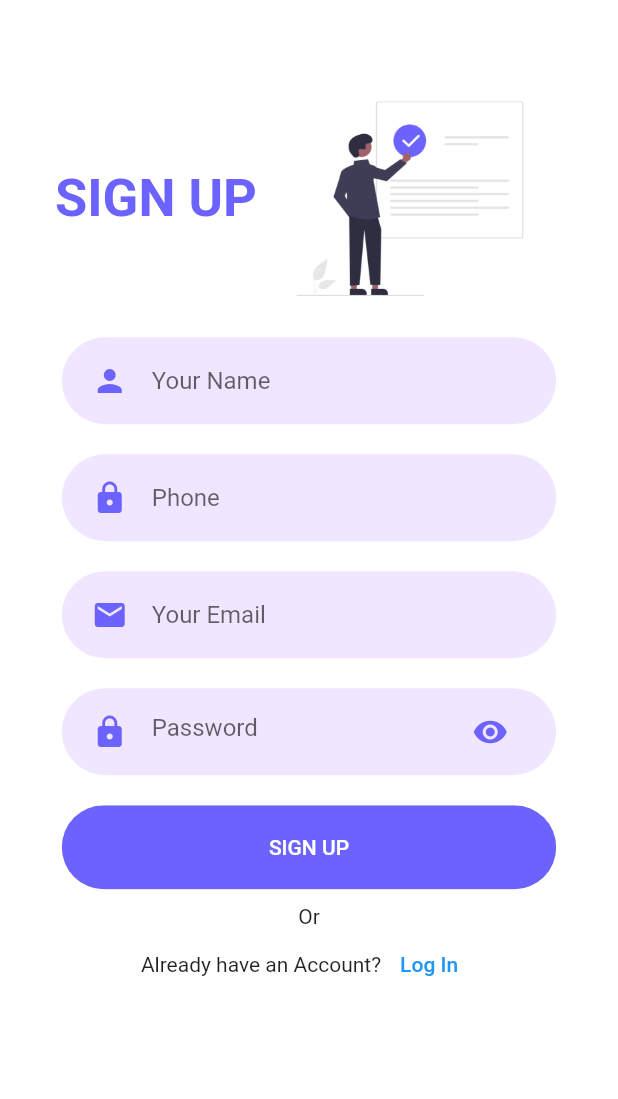
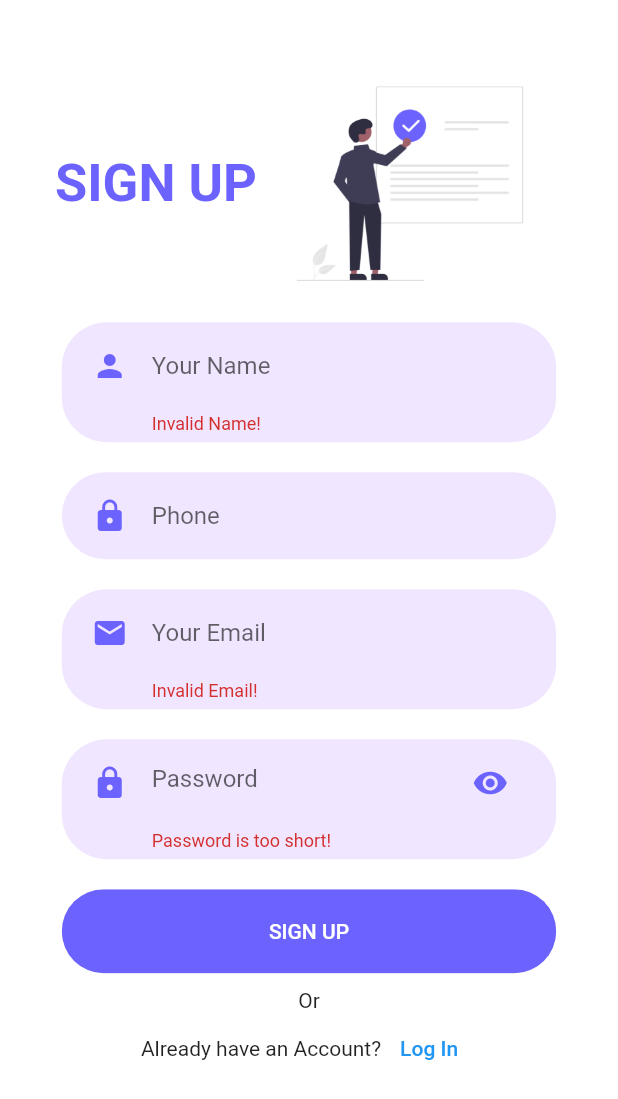
Before and after one commit to ZiadHosny/Shop_app, a Flutter app: the SignUpScreen screen opened by its route, after a tap on "SIGN UP", on a phone screen of 412 x 824 dp. Shown: the top 1099 px of the screen. Run offline on Flutter 3.47's test engine with Material 2 defaults, Android fonts, the phone set to English and light mode, and no system bars; our stand-ins replace firebase_auth, firebase_core, get; accounts and stored records are empty.

Commit message:
finishing login and reg

```diff
--- a/lib/constants/constants.dart
+++ b/lib/constants/constants.dart
@@ -7,6 +7,10 @@ const Color MAIN_COLOR = Color.fromRGBO(108, 99, 255, 1);
 const kPrimaryColor = Color(0xFF6F35A5);
 const kPrimaryLightColor = Color(0xFFF1E6FF);
 
+String validationEmail =
+    r"^[a-zA-Z0-9.a-zA-Z0-9.!#$%&'*+-/=?^_`{|}~]+@[a-zA-Z0-9]+\.[a-zA-Z]+";
+String validationPhone = r'^(?:[+0]9)?[0-9]{10}$';
+String validationName = r'^[a-z A-Z]+$';
+
 double maxHeight(context) => MediaQuery.of(context).size.height;
-
 double maxWidth(context) => MediaQuery.of(context).size.width;
--- a/lib/routes/routes.dart
+++ b/lib/routes/routes.dart
@@ -1,5 +1,6 @@
 import 'package:get/get.dart';
 import 'package:shop_app/logic/bindings/auth_binding.dart';
+import 'package:shop_app/view/screens/main_screen.dart';
 import '../view/screens/auth/forget_password_screen.dart';
 import '../view/screens/auth/login_screen.dart';
 import '../view/screens/auth/sign_up_screen.dart';
@@ -27,6 +28,10 @@ class AppRoute {
       name: Routes.forgetPasswordScreen,
       page: () => ForgetPasswordScreen(),
     ),
+    GetPage(
+      name: Routes.mainScreen,
+      page: () =>  MainScreen(),
+    ),
   ];
 }
 
--- a/lib/view/screens/auth/login_screen.dart
+++ b/lib/view/screens/auth/login_screen.dart
@@ -10,10 +10,12 @@ import 'package:shop_app/view/widgets/rounded_button.dart';
 
 class LoginScreen extends StatelessWidget {
   final authController = Get.find<AuthController>();
+  final formKey = GlobalKey<FormState>();
+  final TextEditingController email = TextEditingController();
+  final TextEditingController password = TextEditingController();
 
   @override
   Widget build(BuildContext context) {
-    final formKey = GlobalKey<FormState>();
     return Scaffold(
       backgroundColor: Colors.white,
       body: SafeArea(
@@ -47,16 +49,28 @@ class LoginScreen extends StatelessWidget {
                   key: formKey,
                   child: Column(
                     children: [
-                      MyTextField(
-                        onChanged: (value) {},
+                      MyTextFormField(
+                        validator: (value) {
+                          if (!RegExp(validationEmail).hasMatch(value!)) {
+                            return 'Invalid Email!';
+                          }
+                          return null;
+                        },
+                        controller: email,
                         icon: Icons.person,
                         hintText: 'Your Email',
                         keyboardType: TextInputType.emailAddress,
                       ),
                       GetBuilder<AuthController>(
                         builder: (_) {
-                          return MyTextField(
-                            onChanged: (value) {},
+                          return MyTextFormField(
+                            validator: (value) {
+                              if (value!.length < 6) {
+                                return 'Password is too short!';
+                              }
+                              return null;
+                            },
+                            controller: password,
                             icon: Icons.lock,
                             hintText: 'Password',
                             obscureText:
@@ -75,7 +89,20 @@ class LoginScreen extends StatelessWidget {
                           );
                         },
                       ),
-                      RoundedButton(text: 'LOGIN', press: () {}),
+                      GetBuilder<AuthController>(
+                        builder: (_) {
+                          return RoundedButton(
+                              text: 'LOGIN',
+                              press: () {
+                                if (formKey.currentState!.validate()) {
+                                  authController.signIn(
+                                    email.text.trim(),
+                                    password.text,
+                                  );
+                                }
+                              });
+                        },
+                      ),
                       Container(
                         alignment: Alignment.centerRight,
                         width: maxWidth(context) * 0.8,
--- a/lib/view/screens/auth/sign_up_screen.dart
+++ b/lib/view/screens/auth/sign_up_screen.dart
@@ -10,6 +10,12 @@ import 'package:shop_app/view/widgets/rounded_button.dart';
 
 class SignUpScreen extends StatelessWidget {
   final authController = Get.find<AuthController>();
+  final TextEditingController name = TextEditingController();
+  final TextEditingController phone = TextEditingController();
+  final TextEditingController email = TextEditingController();
+  final TextEditingController password = TextEditingController();
+
+  final formKey = GlobalKey<FormState>();
 
   @override
   Widget build(BuildContext context) {
@@ -17,12 +23,14 @@ class SignUpScreen extends StatelessWidget {
       backgroundColor: Colors.white,
       body: SafeArea(
         child: SingleChildScrollView(
-          child: Container(
+          child: SizedBox(
             width: double.infinity,
             height: maxHeight(context),
-            padding: const EdgeInsets.only(top: 50),
+            child: Form(
+              key: formKey,
               child: Column(
                 children: [
+                  SizedBox(height: 40),
                   Row(
                     mainAxisAlignment: MainAxisAlignment.center,
                     children: [
@@ -40,27 +48,46 @@ class SignUpScreen extends StatelessWidget {
                       ),
                     ],
                   ),
-                MyTextField(
-                  onChanged: (value) {},
+                  MyTextFormField(
+                    validator: (value) {
+                      if (!RegExp(validationName).hasMatch(value!) ||
+                          value.length < 2) {
+                        return 'Invalid Name!';
+                      }
+                      return null;
+                    },
+                    controller: name,
                     icon: Icons.person,
                     hintText: 'Your Name',
                     keyboardType: TextInputType.name,
                   ),
-                MyTextField(
-                  onChanged: (value) {},
+                  MyTextFormField(
+                    controller: phone,
                     icon: Icons.lock,
                     hintText: 'Phone',
                     keyboardType: TextInputType.phone,
                   ),
-                MyTextField(
-                  onChanged: (value) {},
+                  MyTextFormField(
+                    validator: (value) {
+                      if (!RegExp(validationEmail).hasMatch(value!)) {
+                        return 'Invalid Email!';
+                      }
+                      return null;
+                    },
+                    controller: email,
                     icon: Icons.email,
                     hintText: 'Your Email',
                     keyboardType: TextInputType.emailAddress,
                   ),
                   GetBuilder<AuthController>(
-                  builder: (_) => MyTextField(
-                    onChanged: (value) {},
+                    builder: (_) => MyTextFormField(
+                      validator: (value) {
+                        if (value!.length < 6) {
+                          return 'Password is too short!';
+                        }
+                        return null;
+                      },
+                      controller: password,
                       icon: Icons.lock,
                       hintText: 'Password',
                       obscureText: authController.isVisible ? true : false,
@@ -77,9 +104,22 @@ class SignUpScreen extends StatelessWidget {
                       ),
                     ),
                   ),
-                RoundedButton(
+                  GetBuilder<AuthController>(
+                    builder: (_) {
+                      return RoundedButton(
                         text: 'SIGN UP',
-                  press: () {},
+                        press: () {
+                          if (formKey.currentState!.validate()) {
+                            authController.registration(
+                              name.text.trim(),
+                              phone.text.trim(),
+                              email.text.trim(),
+                              password.text,
+                            );
+                          }
+                        },
+                      );
+                    },
                   ),
                   const Text('Or'),
                   Row(
@@ -98,6 +138,7 @@ class SignUpScreen extends StatelessWidget {
             ),
           ),
         ),
+      ),
     );
   }
 }
--- a/lib/view/widgets/my_text_field.dart
+++ b/lib/view/widgets/my_text_field.dart
@@ -3,26 +3,25 @@
 import 'package:flutter/material.dart';
 import 'package:shop_app/constants/constants.dart';
 
-class MyTextField extends StatelessWidget {
-
-  final ValueChanged<String> onChanged;
+class MyTextFormField extends StatelessWidget {
+  final String? Function(String?)? validator;
   final IconData icon;
   final String hintText;
-
   TextEditingController? controller;
   IconButton? suffixIcon;
   TextInputType? keyboardType;
   bool obscureText;
+  bool autofocus;
 
-  MyTextField({
-    required this.onChanged,
+  MyTextFormField(
+      {this.validator,
       required this.icon,
       required this.hintText,
       this.controller,
       this.suffixIcon,
       this.keyboardType,
       this.obscureText = false,
-  });
+      this.autofocus = false});
 
   @override
   Widget build(BuildContext context) {
@@ -34,12 +33,13 @@ class MyTextField extends StatelessWidget {
         color: kPrimaryLightColor,
         borderRadius: BorderRadius.circular(30),
       ),
-      child: TextField(
-        onChanged: onChanged,
+      child: TextFormField(
         cursorColor: MAIN_COLOR,
         keyboardType: keyboardType,
         obscureText: obscureText,
         controller: controller,
+        validator: validator,
+        autofocus: autofocus,
         decoration: InputDecoration(
           icon: Icon(
             icon,
```
Also changed, not shown: lib/logic/controllers/auth_controller.dart (+75 -1 lines), lib/view/screens/auth/forget_password_screen.dart (+7 -2 lines), lib/view/screens/main_screen.dart (+10 -0 lines). Lines whose indentation alone changed are shown as unchanged.
